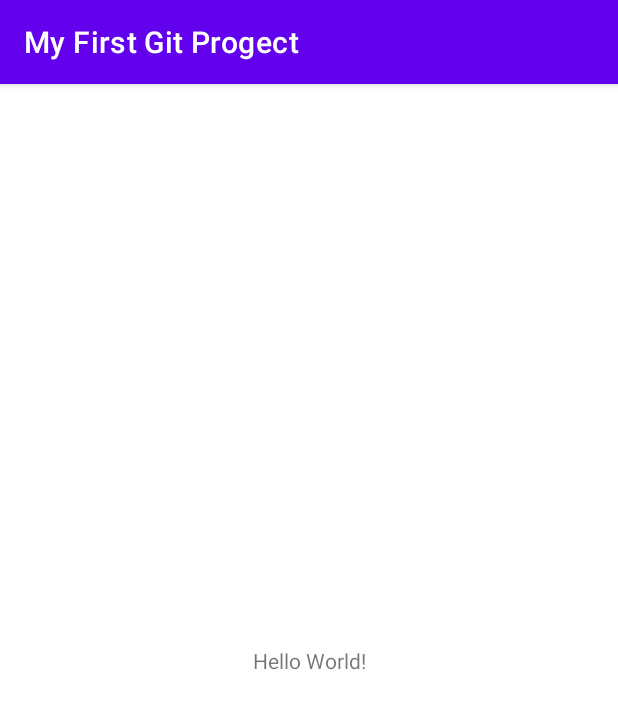
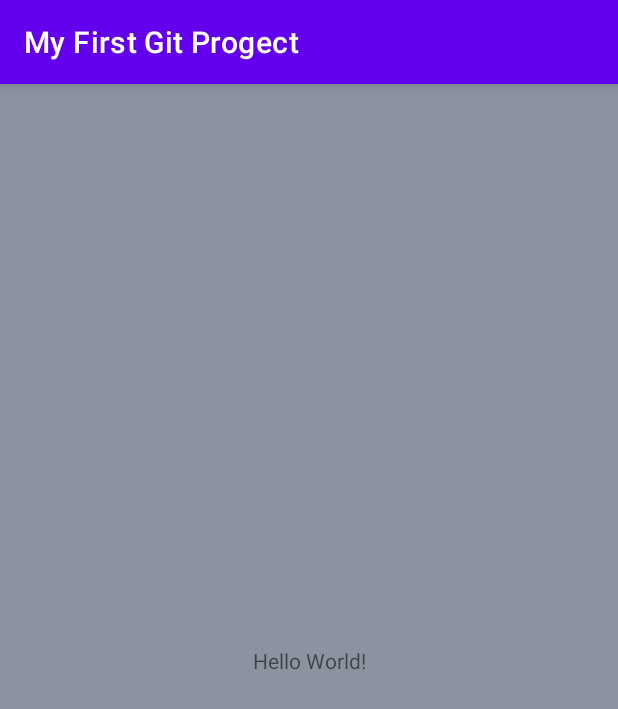
Before and after one commit to ilinion1/MyFirstGitProgect, an Android app: the screen it shows after launch (MainActivity), on a phone screen of 412 x 824 dp. Shown: the top 709 px of the screen. Run offline under Robolectric (Android 15) with nearby library versions, the phone set to English and light mode, and no system bars.

Commit message:
Change background color

```diff
--- a/app/src/main/res/layout/activity_main.xml
+++ b/app/src/main/res/layout/activity_main.xml
@@ -4,6 +4,7 @@
     xmlns:tools="http://schemas.android.com/tools"
     android:layout_width="match_parent"
     android:layout_height="match_parent"
+    android:background="#8B93A1"
     tools:context=".MainActivity">
 
     <TextView
```
